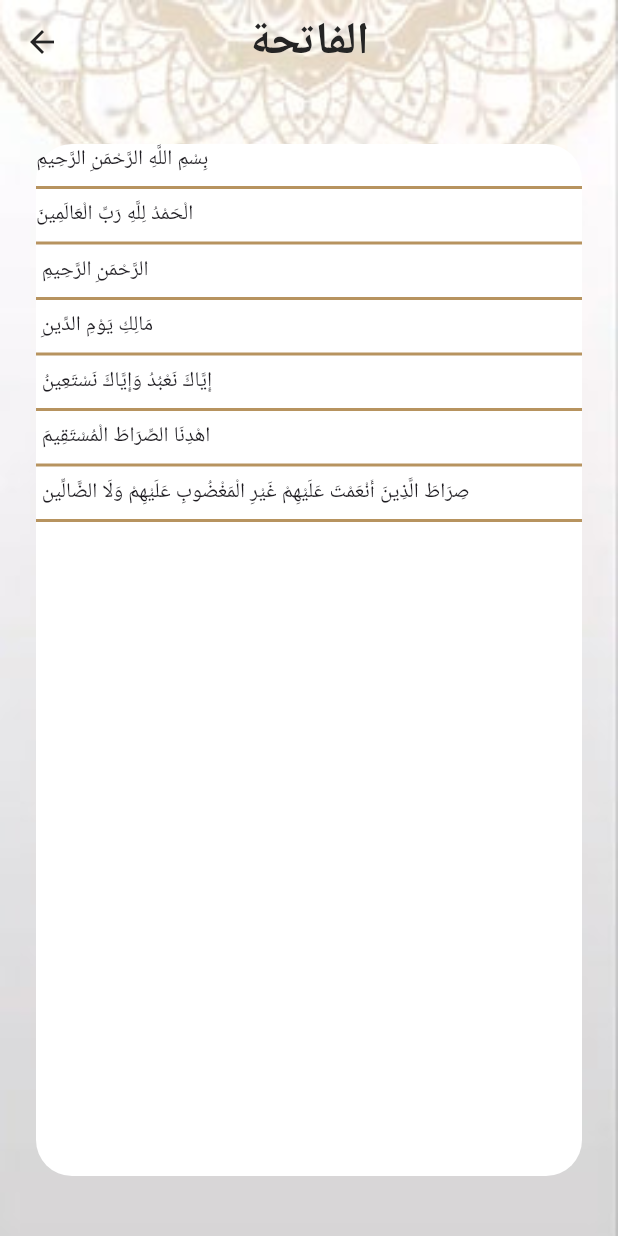
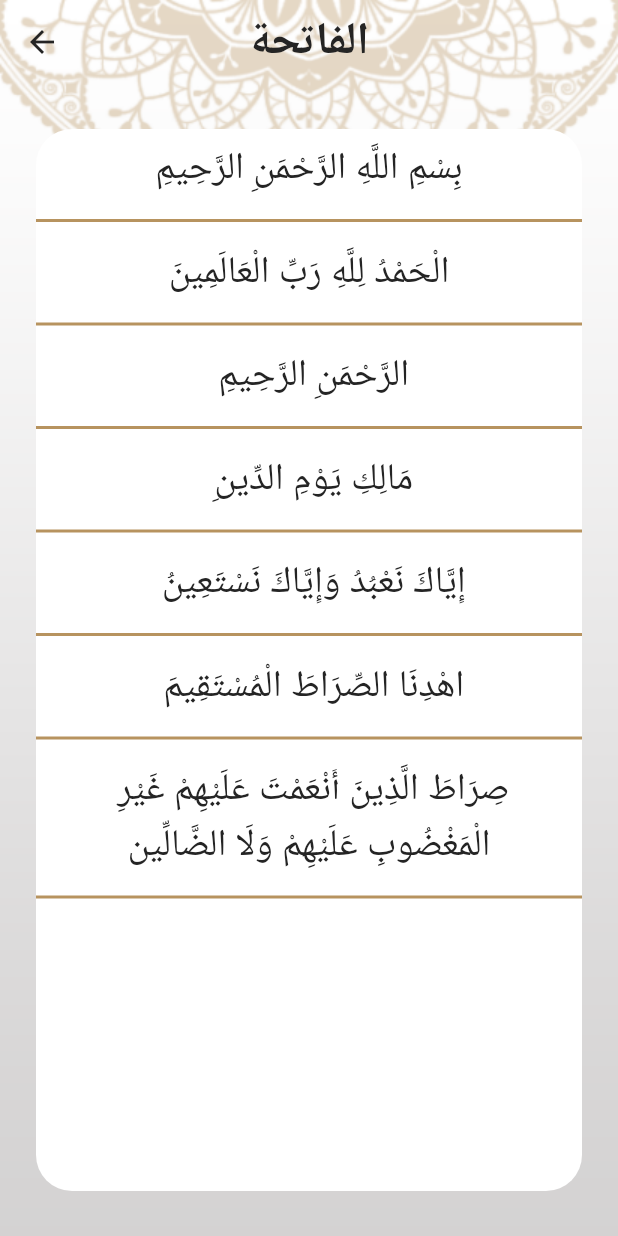
Before and after one commit to abeerghorab/islami-app, a Flutter app: the screen it shows after launch, after a tap on "الفاتحة", on a phone screen of 412 x 824 dp. Run offline on Flutter 3.47's test engine with Material 3 defaults, Android fonts, the phone set to English and light mode, and no system bars.

Commit message:
item-sura-details

```diff
--- /dev/null
+++ b/lib/Quran/item_sura_details.dart
@@ -0,0 +1,18 @@
+import 'package:flutter/material.dart';
+
+class ItemSuraDetails extends StatelessWidget {
+  String name;
+  ItemSuraDetails({required this.name});
+
+  @override
+  Widget build(BuildContext context) {
+    return Container(
+      padding: EdgeInsets.all(8),
+      child: Text(
+        name,
+        style: Theme.of(context).textTheme.subtitle2,
+        textAlign: TextAlign.center,
+      ),
+    );
+  }
+}
--- a/lib/Quran/sura_details_Screen.dart
+++ b/lib/Quran/sura_details_Screen.dart
@@ -1,6 +1,7 @@
 import 'package:flutter/material.dart';
 import 'package:flutter/services.dart';
 import 'package:islami/My_theme.dart';
+import 'package:islami/Quran/item_sura_details.dart';
 
 class SuraDetailsScreen extends StatefulWidget {
   static const String routeName = "sura-details-screen";
@@ -15,11 +16,14 @@ class _SuraDetailsScreenState extends State<SuraDetailsScreen> {
   @override
   Widget build(BuildContext context) {
     var args = ModalRoute.of(context)?.settings.arguments as SuraDetailsArgs;
+    if (verses.isEmpty) {
       loadQuranFile(args.index);
+    }
+
     return Stack(
       children: [
         Image.asset(
-          "Assets/ground10.jpg",
+          "Assets/default_bg.png",
           width: double.infinity,
           height: double.infinity,
           fit: BoxFit.fill,
@@ -36,10 +40,16 @@ class _SuraDetailsScreenState extends State<SuraDetailsScreen> {
             decoration: BoxDecoration(
                 color: MyThemeData.whiteColor,
                 borderRadius: BorderRadius.circular(24)),
-            margin: EdgeInsets.symmetric(horizontal: 24, vertical: 40),
-            child: ListView.separated(
+            margin: EdgeInsets.symmetric(horizontal: 24, vertical: 30),
+            child: verses.length == 0
+                ? Center(
+                    child: CircularProgressIndicator(
+                      color: Theme.of(context).primaryColor,
+                    ),
+                  )
+                : ListView.separated(
                     itemBuilder: (context, index) {
-                  return Text(verses[index]);
+                      return ItemSuraDetails(name: verses[index]);
                     },
                     separatorBuilder: (context, index) {
                       return Divider(
--- a/lib/home_screen.dart
+++ b/lib/home_screen.dart
@@ -21,7 +21,7 @@ class _HomeScreenState extends State<HomeScreen> {
     return Stack(
       children: [
         Image.asset(
-          "Assets/ground10.jpg",
+          "Assets/default_bg.png",
           width: double.infinity,
           height: double.infinity,
           fit: BoxFit.fill,
--- a/pubspec.yaml
+++ b/pubspec.yaml
@@ -67,6 +67,7 @@ flutter:
     -  Assets/icon_radio.png
     -  Assets/icon_quran.png
     -  Assets/icon_hadeth.png
+    -  Assets/default_bg.png
     -  Assets/files/
 
 
```
Also changed, not shown: Assets/default_bg.png (added). Lines whose indentation alone changed are shown as unchanged.
